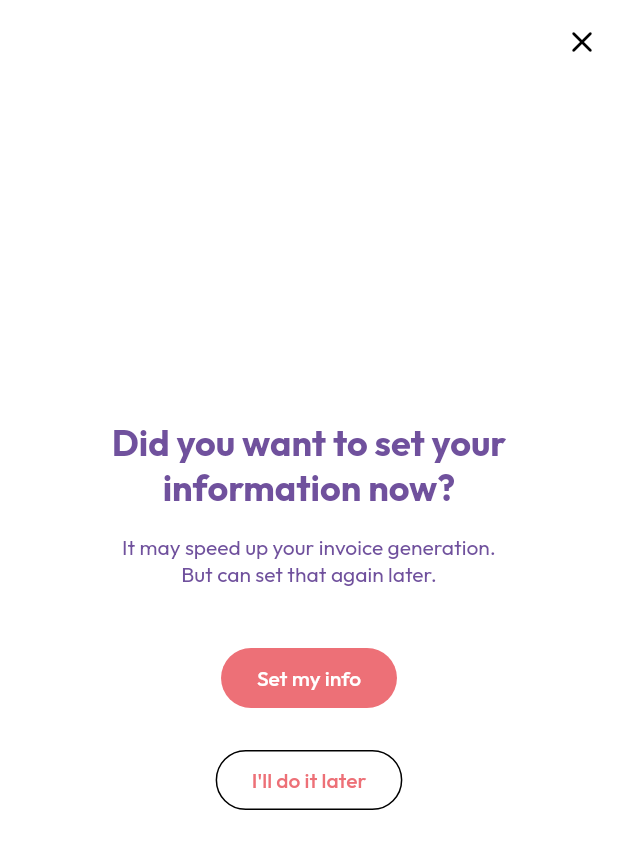
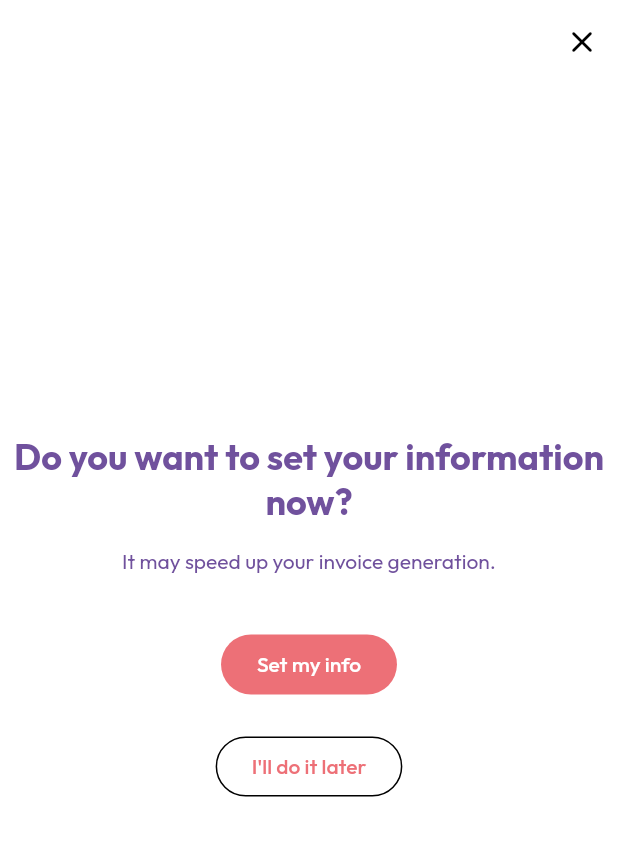
Before and after one commit to theolm/ambush-app, a Flutter app: the screen it shows after launch, on a phone screen of 412 x 824 dp. Shown: the top 849 px of the screen. Run offline on Flutter 3.47's test engine with Material 2 defaults, Android fonts, the phone set to English and light mode, and no system bars; drawn by our look-alikes of dynamic_color; our stand-ins replace auto_route, flutter_mobx, get_it, google_fonts, hive, hive_flutter and 5 more; accounts and stored records are empty; generated files the repository leaves out were written again.

Commit message:
Fixing alignment

```diff
--- a/lib/src/features/invoice_list/presentation/info_alert_page.dart
+++ b/lib/src/features/invoice_list/presentation/info_alert_page.dart
@@ -25,21 +25,20 @@ class InfoAlertPage extends StatelessWidget {
               ),
             ],
           ),
-          Padding(
-            padding: const EdgeInsets.symmetric(horizontal: 16),
+          Container(
+            alignment: Alignment.center,
             child: Column(
-              mainAxisAlignment: MainAxisAlignment.center,
-              crossAxisAlignment: CrossAxisAlignment.center,
+              mainAxisSize: MainAxisSize.min,
               children: [
                 Text(
-                  'Did you want to set your information now?',
+                  'Do you want to set your information now?',
                   style: textTheme.headlineSmall?.copyWith(
                       color: colors.tertiary, fontWeight: FontWeight.bold),
                   textAlign: TextAlign.center,
                 ),
                 const SizedBox(height: 16),
                 Text(
-                  'It may speed up your invoice generation.\nBut can set that again later.',
+                  'It may speed up your invoice generation.',
                   style: textTheme.bodyMedium?.copyWith(color: colors.tertiary),
                   textAlign: TextAlign.center,
                 ),
```
